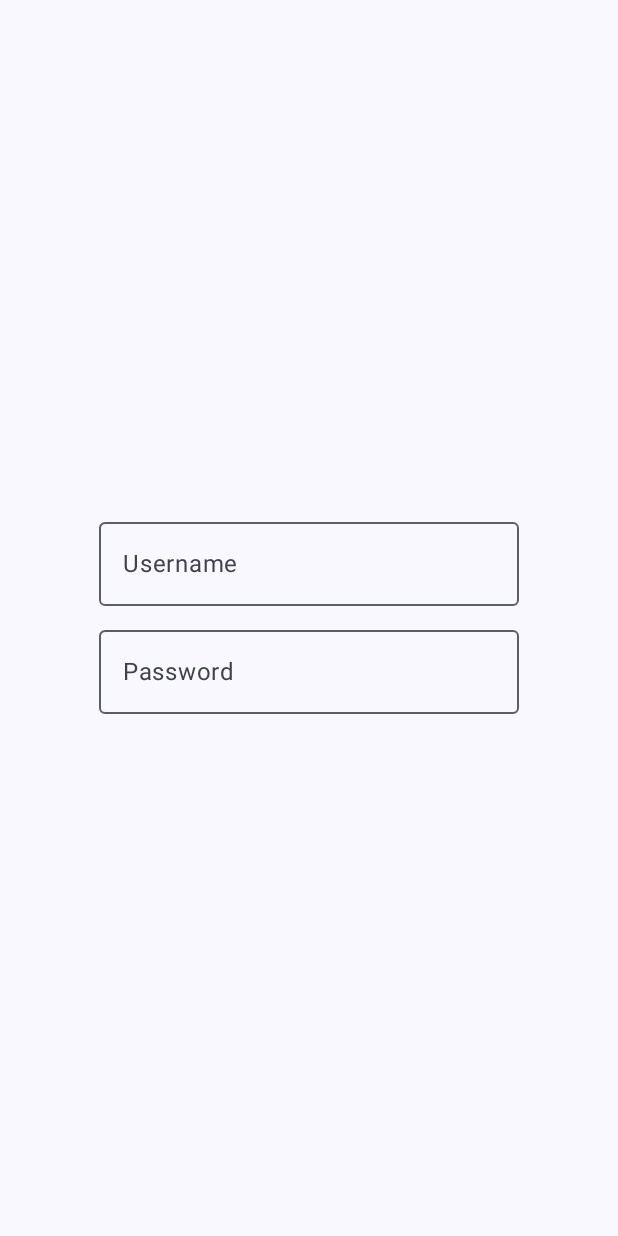
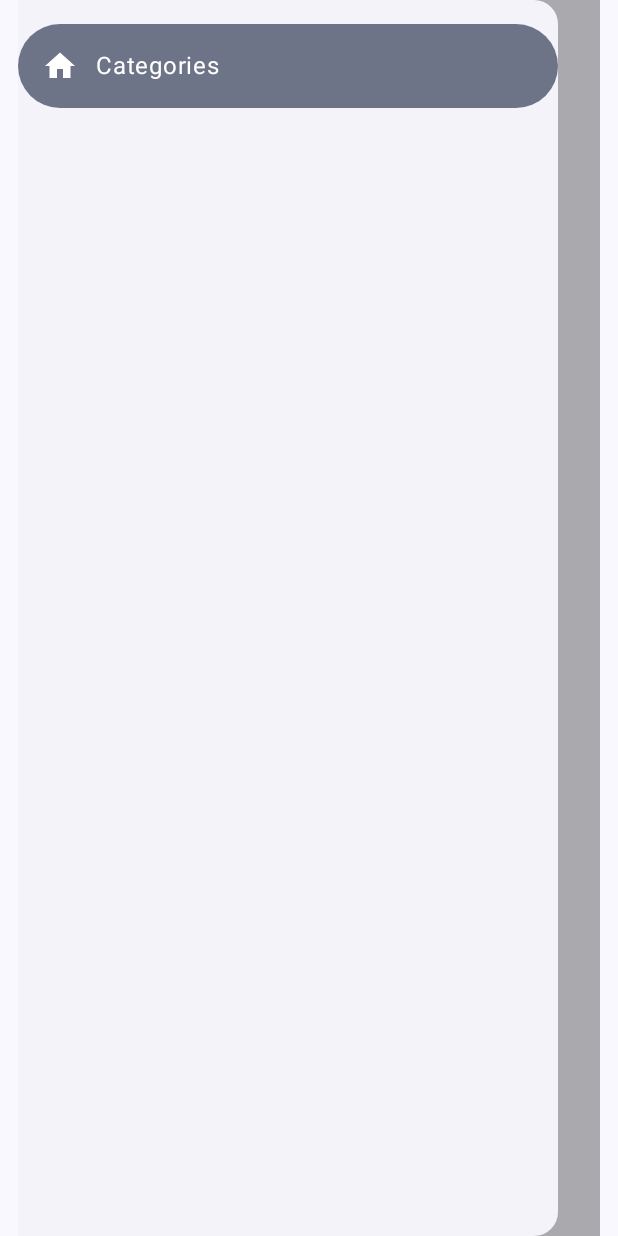
Before and after one commit to miikkarautio/EdistynytMobiili3004_android, an Android app built with Jetpack Compose: the screen it shows after launch (MainActivity), on a phone screen of 412 x 824 dp. Run offline under Robolectric (Android 15) with nearby library versions, the phone set to English and light mode, and no system bars.

Commit message:
add loginvm, add navigation drawer

```diff
--- a/app/build.gradle.kts
+++ b/app/build.gradle.kts
@@ -59,6 +59,7 @@ dependencies {
     implementation("androidx.compose.ui:ui-graphics")
     implementation("androidx.compose.ui:ui-tooling-preview")
     implementation("androidx.compose.material3:material3")
+    implementation("androidx.lifecycle:lifecycle-viewmodel-compose:2.7.0")
     testImplementation("junit:junit:4.13.2")
     androidTestImplementation("androidx.test.ext:junit:1.1.5")
     androidTestImplementation("androidx.test.espresso:espresso-core:3.5.1")
--- a/app/src/main/java/com/miikka/edistynytmobiili3004/MainActivity.kt
+++ b/app/src/main/java/com/miikka/edistynytmobiili3004/MainActivity.kt
@@ -4,23 +4,39 @@ import android.os.Bundle
 import androidx.activity.ComponentActivity
 import androidx.activity.compose.setContent
 import androidx.compose.foundation.layout.Arrangement
+import androidx.compose.foundation.layout.Box
 import androidx.compose.foundation.layout.Column
 import androidx.compose.foundation.layout.Spacer
 import androidx.compose.foundation.layout.fillMaxSize
 import androidx.compose.foundation.layout.height
+import androidx.compose.foundation.layout.padding
+import androidx.compose.material.icons.Icons
+import androidx.compose.material.icons.filled.Home
+import androidx.compose.material3.Button
+import androidx.compose.material3.CircularProgressIndicator
+import androidx.compose.material3.DrawerValue
+import androidx.compose.material3.Icon
 import androidx.compose.material3.MaterialTheme
+import androidx.compose.material3.ModalDrawerSheet
+import androidx.compose.material3.ModalNavigationDrawer
+import androidx.compose.material3.NavigationDrawerItem
+import androidx.compose.material3.NavigationDrawerItemDefaults
 import androidx.compose.material3.OutlinedTextField
 import androidx.compose.material3.Surface
 import androidx.compose.material3.Text
+import androidx.compose.material3.rememberDrawerState
 import androidx.compose.runtime.Composable
 import androidx.compose.runtime.mutableStateOf
 import androidx.compose.runtime.remember
+import androidx.compose.runtime.rememberCoroutineScope
 import androidx.compose.ui.Alignment
 import androidx.compose.ui.Modifier
 import androidx.compose.ui.text.input.PasswordVisualTransformation
 import androidx.compose.ui.tooling.preview.Preview
 import androidx.compose.ui.unit.dp
+import androidx.lifecycle.viewmodel.compose.viewModel
 import com.miikka.edistynytmobiili3004.ui.theme.EdistynytMobiili3004Theme
+import com.miikka.edistynytmobiili3004.viewmodel.LoginViewModel
 
 class MainActivity : ComponentActivity() {
     override fun onCreate(savedInstanceState: Bundle?) {
@@ -32,30 +48,29 @@ class MainActivity : ComponentActivity() {
                     modifier = Modifier.fillMaxSize(),
                     color = MaterialTheme.colorScheme.background
                 ) {
-                    LoginScreen()
+                    val drawerState = rememberDrawerState(initialValue = DrawerValue.Open)
+                    val scope = rememberCoroutineScope()
+                    ModalNavigationDrawer(modifier = Modifier.padding(NavigationDrawerItemDefaults.ItemPadding),
+                        drawerContent = {
+                            ModalDrawerSheet {
+                                Spacer(modifier = Modifier.height(16.dp))
+                                NavigationDrawerItem(
+                                    label = {Text(text = "Categories")},
+                                    selected = true,
+                                    onClick = { /*TODO*/ }, icon = {
+                                        Icon(
+                                            imageVector = Icons.Filled.Home,
+                                            contentDescription = "Home"
+                                        )
+                                    }
+
+                                )
+                            }
+                        }, drawerState =  drawerState) {
+                        Text(text = "Welcome home")
+                    }
                 }
             }
         }
     }
 }
-
-@Composable
-fun LoginScreen(){
-
-    Column(
-        verticalArrangement = Arrangement.Center,
-        horizontalAlignment = Alignment.CenterHorizontally
-    ) {
-        OutlinedTextField(value = "", onValueChange = {newUsername ->
-
-        }, placeholder = {
-            Text(text = "Username")
-        })
-        Spacer(modifier = Modifier.height(16.dp))
-        OutlinedTextField(value = "", onValueChange = {newPassword ->
-
-        }, placeholder = {
-            Text(text = "Password")
-        }, visualTransformation = PasswordVisualTransformation())
-    }
-}
```
Also changed, not shown: app/src/main/java/com/miikka/edistynytmobiili3004/LoginScreen.kt (added, +59 -0 lines), app/src/main/java/com/miikka/edistynytmobiili3004/model/login.kt (added, +13 -0 lines), app/src/main/java/com/miikka/edistynytmobiili3004/viewmodel/LoginViewModel.kt (added, +46 -0 lines).
